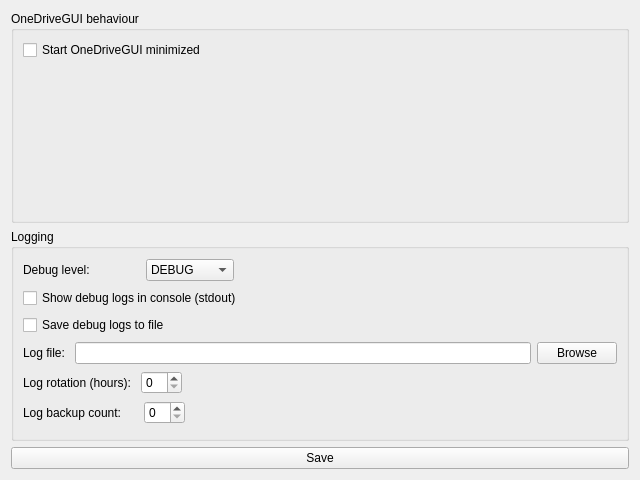
Qt form src/ui/gui_settings_window.ui (bpozdena/OneDriveGUI) before a commit.
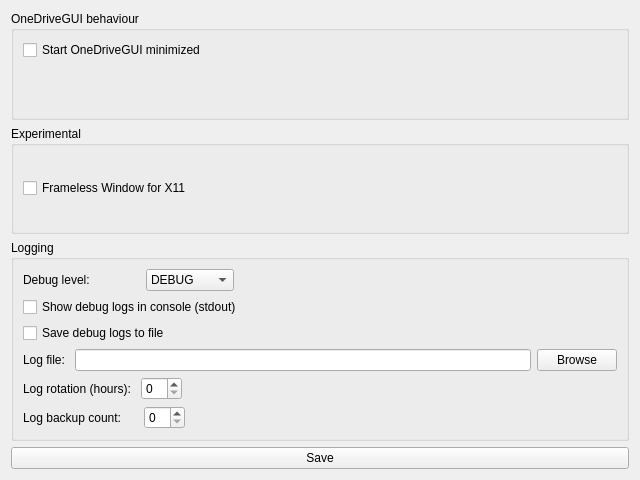
The same form after that commit.

Commit message: Refreshed look of main window

Patch:
```diff
--- a/src/ui/gui_settings_window.ui
+++ b/src/ui/gui_settings_window.ui
@@ -38,6 +38,22 @@
      </item>
     </layout>
    </item>
+   <item>
+    <widget class="QGroupBox" name="groupBox_3">
+     <property name="title">
+      <string>Experimental</string>
+     </property>
+     <layout class="QGridLayout" name="gridLayout">
+      <item row="0" column="0">
+       <widget class="QCheckBox" name="checkBox_frameless_window">
+        <property name="text">
+         <string>Frameless Window for X11</string>
+        </property>
+       </widget>
+      </item>
+     </layout>
+    </widget>
+   </item>
    <item>
     <widget class="QGroupBox" name="groupBox_2">
      <property name="title">
```
The commit also changes 18 other files.
